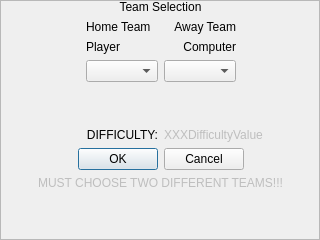
First picture: the form in teamSelectionFrame.ui, repository rochford/cutefootball, before the edit.
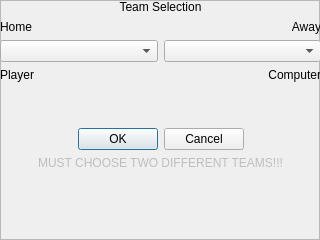
Second picture: the form after the edit.

Commit message:
More teams - 32 now more resource files Added first draft of Finnish translation Added following languages: 	french 	german 	spanish 	swedish 	portugese StyleSheets for desktop and mobile
TODO:
flags

```diff
--- a/teamSelectionFrame.ui
+++ b/teamSelectionFrame.ui
@@ -36,10 +36,26 @@
      <layout class="QGridLayout" name="gridLayout">
       <item row="1" column="1">
        <layout class="QGridLayout" name="gridLayout_3">
+        <item row="2" column="1">
+         <widget class="QComboBox" name="m_awayTeamComboBox"/>
+        </item>
+        <item row="4" column="1">
+         <spacer name="verticalSpacer">
+          <property name="orientation">
+           <enum>Qt::Vertical</enum>
+          </property>
+          <property name="sizeHint" stdset="0">
+           <size>
+            <width>20</width>
+            <height>40</height>
+           </size>
+          </property>
+         </spacer>
+        </item>
         <item row="0" column="1">
          <widget class="QLabel" name="label_3">
           <property name="text">
-           <string>Away Team</string>
+           <string>Away</string>
           </property>
           <property name="alignment">
            <set>Qt::AlignRight|Qt::AlignTrailing|Qt::AlignVCenter</set>
@@ -49,7 +65,7 @@
           </property>
          </widget>
         </item>
-        <item row="1" column="1">
+        <item row="3" column="1">
          <widget class="QLabel" name="label_4">
           <property name="text">
            <string>Computer</string>
@@ -59,60 +75,24 @@
           </property>
          </widget>
         </item>
-        <item row="2" column="1">
-         <widget class="QComboBox" name="m_awayTeamComboBox"/>
-        </item>
-        <item row="3" column="1">
-         <spacer name="verticalSpacer">
-          <property name="orientation">
-           <enum>Qt::Vertical</enum>
-          </property>
-          <property name="sizeHint" stdset="0">
-           <size>
-            <width>20</width>
-            <height>40</height>
-           </size>
-          </property>
-         </spacer>
-        </item>
-        <item row="2" column="2">
-         <spacer name="horizontalSpacer_2">
-          <property name="orientation">
-           <enum>Qt::Horizontal</enum>
-          </property>
-          <property name="sizeHint" stdset="0">
-           <size>
-            <width>40</width>
-            <height>20</height>
-           </size>
-          </property>
-         </spacer>
-        </item>
        </layout>
       </item>
       <item row="1" column="0">
        <layout class="QGridLayout" name="gridLayout_2">
-        <item row="0" column="1">
+        <item row="0" column="0">
          <widget class="QLabel" name="label_2">
           <property name="text">
-           <string>Home Team</string>
+           <string>Home</string>
           </property>
           <property name="wordWrap">
            <bool>true</bool>
           </property>
          </widget>
         </item>
-        <item row="1" column="1">
-         <widget class="QLabel" name="label_5">
-          <property name="text">
-           <string>Player</string>
-          </property>
-         </widget>
-        </item>
-        <item row="2" column="1">
+        <item row="2" column="0">
          <widget class="QComboBox" name="m_homeTeamComboBox"/>
         </item>
-        <item row="3" column="1">
+        <item row="4" column="0">
          <spacer name="verticalSpacer_2">
           <property name="orientation">
            <enum>Qt::Vertical</enum>
@@ -125,22 +105,16 @@
           </property>
          </spacer>
         </item>
-        <item row="2" column="0">
-         <spacer name="horizontalSpacer">
-          <property name="orientation">
-           <enum>Qt::Horizontal</enum>
+        <item row="3" column="0">
+         <widget class="QLabel" name="label_5">
+          <property name="text">
+           <string>Player</string>
           </property>
-          <property name="sizeHint" stdset="0">
-           <size>
-            <width>40</width>
-            <height>20</height>
-           </size>
-          </property>
-         </spacer>
+         </widget>
         </item>
        </layout>
       </item>
-      <item row="5" column="0" colspan="2">
+      <item row="4" column="0" colspan="2">
        <widget class="QDialogButtonBox" name="buttonBox">
         <property name="standardButtons">
          <set>QDialogButtonBox::Cancel|QDialogButtonBox::Ok</set>
@@ -160,26 +134,6 @@
         </property>
        </widget>
       </item>
-      <item row="2" column="0">
-       <widget class="QLabel" name="label_7">
-        <property name="text">
-         <string>DIFFICULTY:</string>
-        </property>
-        <property name="alignment">
-         <set>Qt::AlignRight|Qt::AlignTrailing|Qt::AlignVCenter</set>
-        </property>
-       </widget>
-      </item>
-      <item row="2" column="1">
-       <widget class="QLabel" name="label_8">
-        <property name="enabled">
-         <bool>false</bool>
-        </property>
-        <property name="text">
-         <string>XXXDifficultyValue</string>
-        </property>
-       </widget>
-      </item>
      </layout>
     </item>
     <item>
```
The commit also changes 55 other files.
